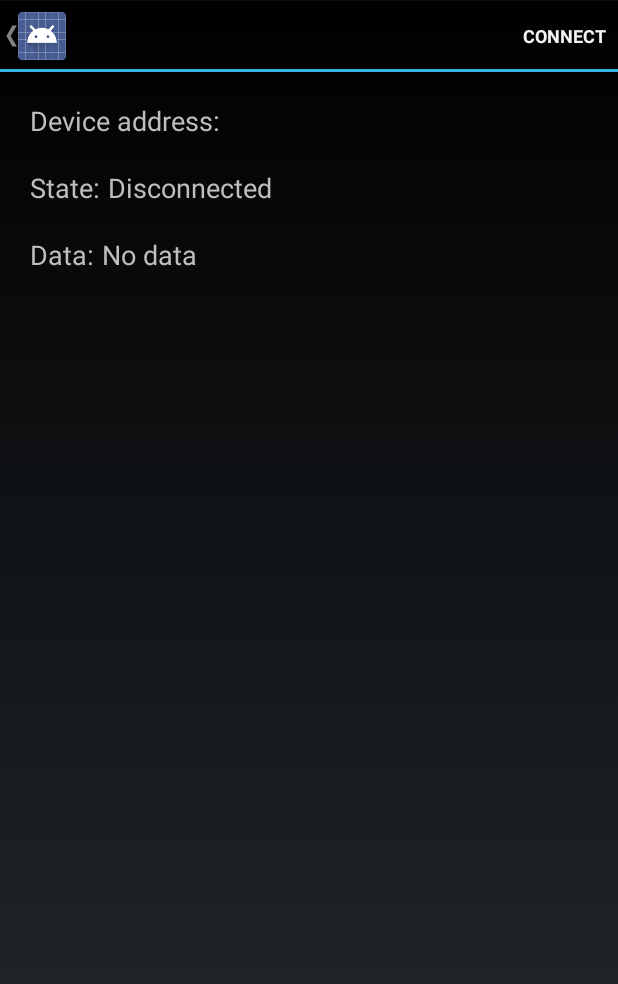
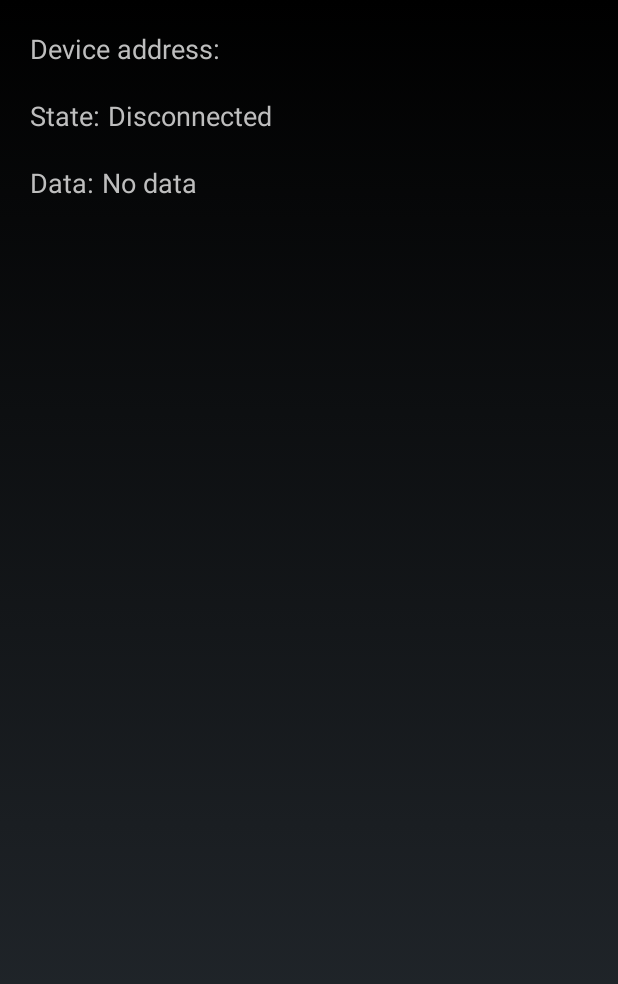
Before and after one commit to jauzeyimam/wearablehealthtracker, an Android app: the fragment DeviceControlFragment shown on its own in the app's theme, on a phone screen of 412 x 824 dp. Shown: the top 984 px of the screen. Run offline under Robolectric (Android 15) with nearby library versions, the light colour scheme and no system bars; 3 statements that could not run were skipped.

Commit message:
Action Bar lag struggles

```diff
--- a/app/src/main/AndroidManifest.xml
+++ b/app/src/main/AndroidManifest.xml
@@ -22,7 +22,7 @@
         <activity
             android:name=".MainActivity"
             android:label="@string/title_activity_main"
-            android:theme="@style/CustomActionBarTheme">
+            android:theme="@style/NoActionBarTheme">
             <intent-filter>
                 <action android:name="android.intent.action.MAIN" />
 
--- a/app/src/main/java/ee364h/wearablehealthtracker/DeviceControlFragment.java
+++ b/app/src/main/java/ee364h/wearablehealthtracker/DeviceControlFragment.java
@@ -14,6 +14,7 @@ import android.os.Bundle;
 import android.app.Fragment;
 import android.os.IBinder;
 import android.util.Log;
+import android.view.ContextThemeWrapper;
 import android.view.LayoutInflater;
 import android.view.Menu;
 import android.view.MenuInflater;
@@ -91,6 +92,13 @@ public class DeviceControlFragment extends Fragment {
     @Override
     public View onCreateView(LayoutInflater inflater, ViewGroup container,
                              Bundle savedInstanceState) {
+        // create ContextThemeWrapper from the original Activity Context with the custom theme
+        final Context contextThemeWrapper = new ContextThemeWrapper(getActivity(), R.style.AppTheme);
+
+        // clone the inflater using the ContextThemeWrapper
+        LayoutInflater localInflater = inflater.cloneInContext(contextThemeWrapper);
+
+        // inflate the layout using the cloned inflater, not default inflater
         return inflater.inflate(R.layout.gatt_services_characteristics, container, false);
     }
 
--- a/app/src/main/java/ee364h/wearablehealthtracker/MainActivity.java
+++ b/app/src/main/java/ee364h/wearablehealthtracker/MainActivity.java
@@ -32,7 +32,7 @@ public class MainActivity extends Activity
     protected void onCreate(Bundle savedInstanceState) {
         Log.d("MainActivity", "onCreate Started");
         getWindow().requestFeature(Window.FEATURE_ACTION_BAR);
-//        getActionBar().hide();
+        getActionBar().hide();
         getWindow().setFlags(WindowManager.LayoutParams.FLAG_FULLSCREEN, WindowManager.LayoutParams.FLAG_FULLSCREEN);
 
         setContentView(R.layout.activity_main);
@@ -139,6 +139,7 @@ public class MainActivity extends Activity
 
     @Override
     public void onBackPressed() {
+        getActionBar().hide();
         FragmentManager fragmentManager = getFragmentManager();
         if(fragmentManager.getBackStackEntryCount() != 0) {
             fragmentManager.popBackStack();
--- a/app/src/main/res/values/themes.xml
+++ b/app/src/main/res/values/themes.xml
@@ -1,9 +1,9 @@
 <?xml version="1.0" encoding="utf-8"?>
 <resources>
     <!-- the theme applied to the application or activity -->
-    <style name="CustomActionBarTheme"
+    <style name="NoActionBarTheme"
         parent="@android:style/Theme.Holo">
-        <!--<item name="android:windowActionBar">false</item>-->
+        <item name="android:windowActionBar">false</item>
         <item name="android:windowTitleSize">0dp</item>
         <!--<item name="android:actionBarStyle">@style/MyActionBar</item>-->
     </style>
```
Also changed, not shown: app/src/main/java/ee364h/wearablehealthtracker/DeviceScanFragment.java (+13 -3 lines), app/src/main/java/ee364h/wearablehealthtracker/HomePageFragment.java (+10 -4 lines).
